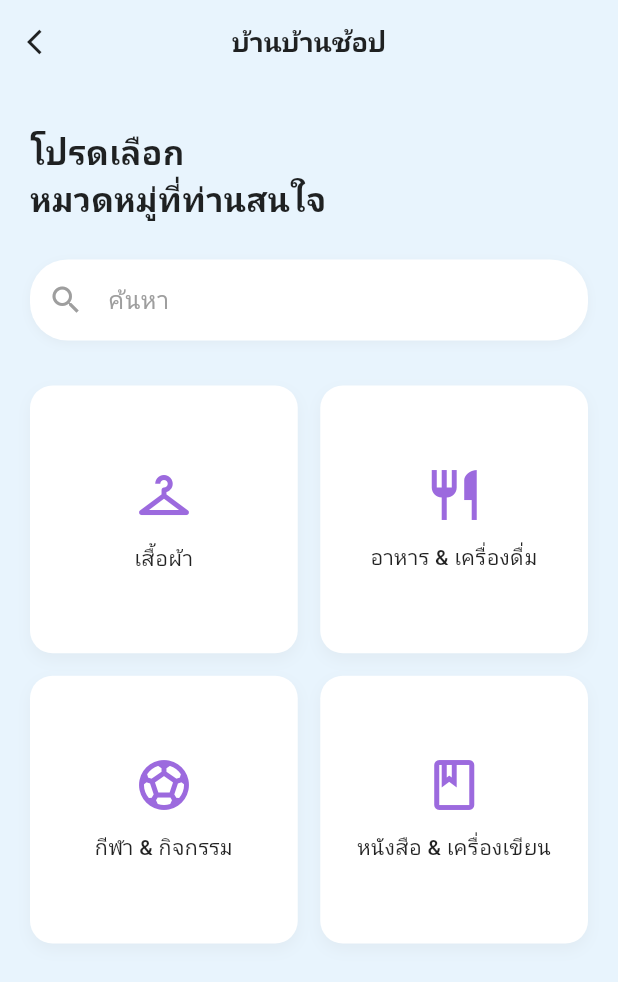
After one commit to Mistergunth/banbanshop, a Flutter app: the CategorySelectionPage screen opened directly, on a phone screen of 412 x 824 dp. The commit adds this screen. Shown: the top 982 px of the screen. Run offline on Flutter 3.47's test engine with Material 3 defaults, Android fonts, the phone set to English and light mode, and no system bars; our stand-ins replace google_fonts; Roboto replaces fonts that are missing (Kanit).

Commit message:
push province to category

```diff
--- /dev/null
+++ b/banbanshop/lib/screens/category_selection.dart
@@ -0,0 +1,213 @@
+import 'package:flutter/material.dart';
+
+class CategorySelectionPage extends StatefulWidget {
+  final String? selectedProvince;
+
+  const CategorySelectionPage({super.key, this.selectedProvince});
+
+  @override
+  // ignore: library_private_types_in_public_api
+  _CategorySelectionPageState createState() => _CategorySelectionPageState();
+}
+
+class _CategorySelectionPageState extends State<CategorySelectionPage> {
+  TextEditingController searchController = TextEditingController();
+  List<CategoryItem> categories = [
+    CategoryItem(
+      title: 'เสื้อผ้า',
+      icon: Icons.checkroom_outlined,
+    ),
+    CategoryItem(
+      title: 'อาหาร & เครื่องดื่ม',
+      icon: Icons.restaurant_outlined,
+    ),
+    CategoryItem(
+      title: 'กีฬา & กิจกรรม',
+      icon: Icons.sports_soccer_outlined,
+    ),
+    CategoryItem(
+      title: 'หนังสือ & เครื่องเขียน',
+      icon: Icons.book_outlined,
+    ),
+  ];
+
+  List<CategoryItem> filteredCategories = [];
+
+  @override
+  void initState() {
+    super.initState();
+    filteredCategories = categories;
+  }
+
+  void filterCategories(String query) {
+    setState(() {
+      if (query.isEmpty) {
+        filteredCategories = categories;
+      } else {
+        filteredCategories = categories
+            .where((category) => category.title.toLowerCase().contains(query.toLowerCase()))
+            .toList();
+      }
+    });
+  }
+
+  @override
+  Widget build(BuildContext context) {
+    return Scaffold(
+      backgroundColor: Color(0xFFE8F4FD),
+      appBar: AppBar(
+        backgroundColor: Color(0xFFE8F4FD),
+        elevation: 0,
+        leading: IconButton(
+          icon: Icon(Icons.arrow_back_ios, color: Colors.black87, size: 20),
+          onPressed: () => Navigator.pop(context),
+        ),
+        title: Text(
+          'บ้านบ้านช้อป',
+          style: TextStyle(
+            color: Colors.black87,
+            fontSize: 18,
+            fontWeight: FontWeight.w600,
+          ),
+        ),
+        centerTitle: true,
+      ),
+      body: Padding(
+        padding: const EdgeInsets.all(20.0),
+        child: Column(
+          crossAxisAlignment: CrossAxisAlignment.start,
+          children: [
+            SizedBox(height: 10),
+            Text(
+              'โปรดเลือก',
+              style: TextStyle(
+                fontSize: 22,
+                fontWeight: FontWeight.w600,
+                color: Colors.black87,
+              ),
+            ),
+            Text(
+              'หมวดหมู่ที่ท่านสนใจ',
+              style: TextStyle(
+                fontSize: 22,
+                fontWeight: FontWeight.w600,
+                color: Colors.black87,
+              ),
+            ),
+            SizedBox(height: 25),
+            // ช่องค้นหา
+            Container(
+              decoration: BoxDecoration(
+                color: Colors.white,
+                borderRadius: BorderRadius.circular(25),
+                boxShadow: [
+                  BoxShadow(
+                    // ignore: deprecated_member_use
+                    color: Colors.grey.withOpacity(0.1),
+                    blurRadius: 5,
+                    offset: Offset(0, 2),
+                  ),
+                ],
+              ),
+              child: TextField(
+                controller: searchController,
+                decoration: InputDecoration(
+                  hintText: 'ค้นหา',
+                  hintStyle: TextStyle(
+                    color: Colors.grey[500],
+                    fontSize: 16,
+                  ),
+                  prefixIcon: Icon(
+                    Icons.search,
+                    color: Colors.grey[500],
+                  ),
+                  border: InputBorder.none,
+                  contentPadding: EdgeInsets.symmetric(
+                    horizontal: 20,
+                    vertical: 15,
+                  ),
+                ),
+                onChanged: filterCategories,
+              ),
+            ),
+            SizedBox(height: 30),
+            // หมวดหมู่สินค้า
+            Expanded(
+              child: GridView.builder(
+                gridDelegate: SliverGridDelegateWithFixedCrossAxisCount(
+                  crossAxisCount: 2,
+                  crossAxisSpacing: 15,
+                  mainAxisSpacing: 15,
+                  childAspectRatio: 1.0,
+                ),
+                itemCount: filteredCategories.length,
+                itemBuilder: (context, index) {
+                  final category = filteredCategories[index];
+                  return GestureDetector(
+                    onTap: () {
+                      // เมื่อเลือกหมวดหมู่
+                      showDialog(
+                        context: context,
+                        builder: (context) => AlertDialog(
+                          title: Text('เลือกหมวดหมู่'),
+                          content: Text('คุณเลือก: ${category.title}'),
+                          actions: [
+                            TextButton(
+                              onPressed: () => Navigator.pop(context),
+                              child: Text('ตกลง'),
+                            ),
+                          ],
+                        ),
+                      );
+                    },
+                    child: Container(
+                      decoration: BoxDecoration(
+                        color: Colors.white,
+                        borderRadius: BorderRadius.circular(15),
+                        boxShadow: [
+                          BoxShadow(
+                            // ignore: deprecated_member_use
+                            color: Colors.grey.withOpacity(0.1),
+                            blurRadius: 8,
+                            offset: Offset(0, 4),
+                          ),
+                        ],
+                      ),
+                      child: Column(
+                        mainAxisAlignment: MainAxisAlignment.center,
+                        children: [
+                          Icon(
+                            category.icon,
+                            size: 40,
+                            color: Color(0xFF9C6ADE),
+                          ),
+                          SizedBox(height: 12),
+                          Text(
+                            category.title,
+                            style: TextStyle(
+                              fontSize: 14,
+                              fontWeight: FontWeight.w500,
+                              color: Colors.black87,
+                            ),
+                            textAlign: TextAlign.center,
+                          ),
+                        ],
+                      ),
+                    ),
+                  );
+                },
+              ),
+            ),
+          ],
+        ),
+      ),
+    );
+  }
+}
+
+class CategoryItem {
+  final String title;
+  final IconData icon;
+
+  CategoryItem({required this.title, required this.icon});
+}
--- a/banbanshop/lib/screens/province_selection.dart
+++ b/banbanshop/lib/screens/province_selection.dart
@@ -1,4 +1,5 @@
 import 'package:flutter/material.dart';
+import 'category_selection.dart';
 
 class ProvinceSelectionPage extends StatefulWidget {
   const ProvinceSelectionPage({super.key});
@@ -179,7 +180,14 @@ class _ProvinceSelectionPageState extends State<ProvinceSelectionPage> {
                 onPressed: selectedProvince != null
                     ? () {
                         // ส่งค่าจังหวัดที่เลือกกลับไปยังหน้าก่อนหน้า
-                        Navigator.pop(context, selectedProvince);
+                        Navigator.push(
+                          context,
+                          MaterialPageRoute(
+                            builder: (context) => CategorySelectionPage(
+                              selectedProvince: selectedProvince!,
+                            )
+                            ),
+                        );
                       }
                     : null,
                 style: ElevatedButton.styleFrom(
```
Also changed, not shown: 1 other file.
